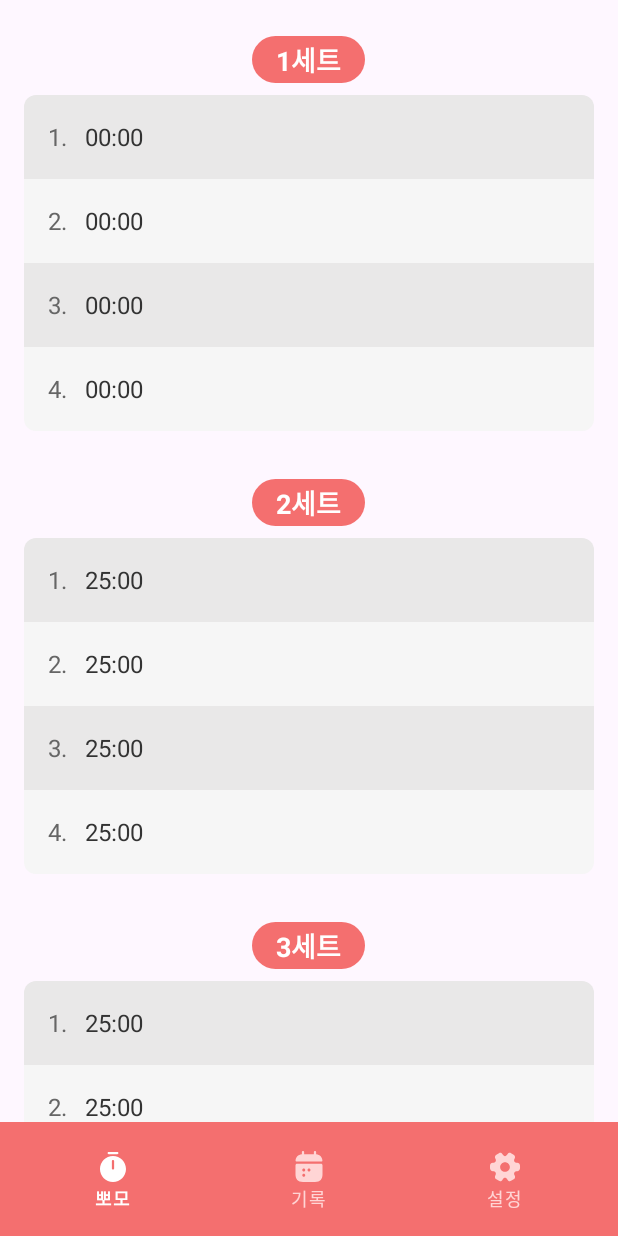
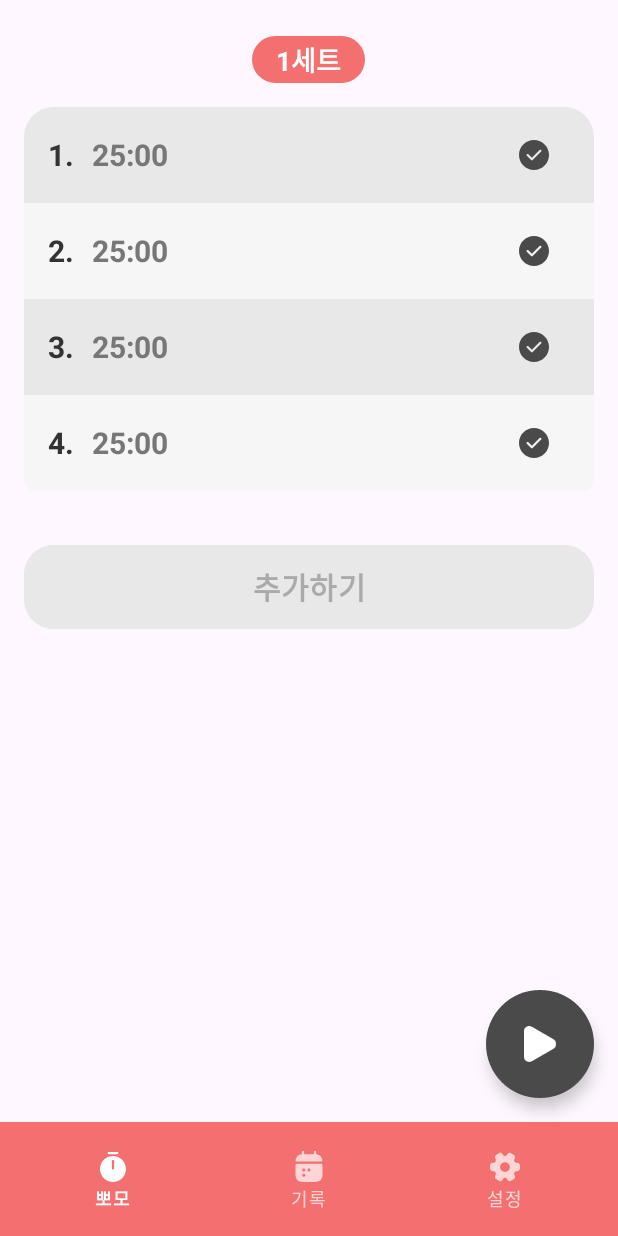
Before and after one commit to Haneol/pomodoro-app, an Android app: the screen it shows after launch (MainActivity), on a phone screen of 412 x 824 dp. Run offline under Robolectric (Android 15) with nearby library versions, the phone set to English and light mode, and no system bars; our stand-ins replace navigation-ui.

Commit message:
[feature/timer] feat: 기본 UI 및 어댑터 구현

```diff
--- a/app/src/main/java/com/example/pomodoro/adapter/TimerItemAdapter.kt
+++ b/app/src/main/java/com/example/pomodoro/adapter/TimerItemAdapter.kt
@@ -10,6 +10,7 @@ import android.view.ViewGroup
 import android.view.ViewOutlineProvider
 import androidx.cardview.widget.CardView
 import androidx.recyclerview.widget.RecyclerView
+import com.example.pomodoro.R
 import com.example.pomodoro.data.TimerItem
 import com.example.pomodoro.databinding.ItemTimerBinding
 import com.google.android.material.shape.ShapeAppearanceModel
@@ -30,8 +31,8 @@ class TimerItemAdapter : RecyclerView.Adapter<TimerItemAdapter.ItemViewHolder>()
         val item = items[position]
         holder.binding.apply {
             root.shapeAppearanceModel = ShapeAppearanceModel.builder()
-                .setTopLeftCornerSize(if (position == 0) 8f.dpToPx() else 0f)
-                .setTopRightCornerSize(if (position == 0) 8f.dpToPx() else 0f)
+                .setTopLeftCornerSize(if (position == 0) 20f.dpToPx() else 0f)
+                .setTopRightCornerSize(if (position == 0) 20f.dpToPx() else 0f)
                 .setBottomLeftCornerSize(if (position == items.lastIndex) 8f.dpToPx() else 0f)
                 .setBottomRightCornerSize(if (position == items.lastIndex) 8f.dpToPx() else 0f)
                 .build()
@@ -45,10 +46,12 @@ class TimerItemAdapter : RecyclerView.Adapter<TimerItemAdapter.ItemViewHolder>()
                 }
             )
 
-            tvPosition.setTextColor(if (item.isActive) Color.WHITE else Color.parseColor("#666666"))
-            tvDuration.setTextColor(if (item.isActive) Color.WHITE else Color.parseColor("#333333"))
+            tvPosition.setTextColor(if (item.isActive) Color.WHITE else Color.parseColor("#333333"))
+            tvDuration.setTextColor(if (item.isActive) Color.WHITE else Color.parseColor("#777777"))
             tvPosition.text = "${item.position}."
             tvDuration.text = item.duration
+
+            iconArea.setImageResource(R.drawable.ic_check)
         }
     }
 
--- a/app/src/main/java/com/example/pomodoro/adapter/TimerSetAdapter.kt
+++ b/app/src/main/java/com/example/pomodoro/adapter/TimerSetAdapter.kt
@@ -5,21 +5,46 @@ import android.view.ViewGroup
 import androidx.recyclerview.widget.LinearLayoutManager
 import androidx.recyclerview.widget.RecyclerView
 import com.example.pomodoro.data.TimerSet
+import com.example.pomodoro.databinding.ItemAddButtonBinding
 import com.example.pomodoro.databinding.ItemTimerSetBinding
 
-class TimerSetAdapter : RecyclerView.Adapter<TimerSetAdapter.SetViewHolder>() {
-    private var sets = listOf<TimerSet>()
+class TimerSetAdapter(
+    private val onAddButtonClick: () -> Unit
+) : RecyclerView.Adapter<RecyclerView.ViewHolder>() {
+    private var sets = mutableListOf<TimerSet>()
+
+    companion object {
+        private const val TYPE_SET = 0
+        private const val TYPE_ADD_BUTTON = 1
+    }
 
     class SetViewHolder(val binding: ItemTimerSetBinding) : RecyclerView.ViewHolder(binding.root)
+    class AddButtonViewHolder(val binding: ItemAddButtonBinding) : RecyclerView.ViewHolder(binding.root)
 
-    override fun onCreateViewHolder(parent: ViewGroup, viewType: Int): SetViewHolder {
+    override fun getItemViewType(position: Int): Int {
+        return if (position == itemCount - 1) TYPE_ADD_BUTTON else TYPE_SET
+    }
+
+    override fun onCreateViewHolder(parent: ViewGroup, viewType: Int): RecyclerView.ViewHolder {
+        return when (viewType) {
+            TYPE_SET -> {
                 val binding = ItemTimerSetBinding.inflate(
                     LayoutInflater.from(parent.context), parent, false
                 )
-        return SetViewHolder(binding)
+                SetViewHolder(binding)
+            }
+            else -> {
+                val binding = ItemAddButtonBinding.inflate(
+                    LayoutInflater.from(parent.context), parent, false
+                )
+                AddButtonViewHolder(binding)
+            }
+        }
     }
 
-    override fun onBindViewHolder(holder: SetViewHolder, position: Int) {
+    override fun onBindViewHolder(holder: RecyclerView.ViewHolder, position: Int) {
+        when (holder) {
+            is SetViewHolder -> {
                 val set = sets[position]
                 holder.binding.apply {
                     tvSetNumber.text = "${set.setNumber}세트"
@@ -31,11 +56,24 @@ class TimerSetAdapter : RecyclerView.Adapter<TimerSetAdapter.SetViewHolder>() {
                     }
                 }
             }
+            is AddButtonViewHolder -> {
+                holder.binding.btnAddSet.setOnClickListener {
+                    // 여기에 추가 버튼 클릭 시 동작 구현
+                    onAddButtonClick()
+                }
+            }
+        }
+    }
 
-    override fun getItemCount() = sets.size
+    override fun getItemCount() = sets.size + 1  // 세트 개수 + 추가 버튼
 
     fun submitList(newSets: List<TimerSet>) {
-        sets = newSets
+        sets = newSets.toMutableList()
         notifyDataSetChanged()
     }
+
+    fun addSet(newSet: TimerSet) {
+        sets.add(newSet)
+        notifyItemInserted(sets.size - 1)
     }
+}
--- a/app/src/main/java/com/example/pomodoro/main/home/HomeFragment.kt
+++ b/app/src/main/java/com/example/pomodoro/main/home/HomeFragment.kt
@@ -14,6 +14,7 @@ import com.example.pomodoro.databinding.FragmentHomeBinding
 class HomeFragment : Fragment() {
     private var _binding: FragmentHomeBinding? = null
     private val binding get() = _binding!!
+    private lateinit var timerSetAdapter: TimerSetAdapter
 
     override fun onCreateView(
         inflater: LayoutInflater,
@@ -39,18 +40,32 @@ class HomeFragment : Fragment() {
 
 
     private fun setupRecyclerView() {
+        timerSetAdapter = TimerSetAdapter(
+            onAddButtonClick = {
+                // 현재 세트 개수를 기반으로 새로운 세트 번호 생성
+                val nextSetNumber = (timerSetAdapter.itemCount)
+
+                // 새로운 TimerSet 생성
+                val newSet = TimerSet(
+                    setNumber = nextSetNumber,
+                    timerItems = List(4) { TimerItem(it + 1, "25:00") }
+                )
+
+                // 어댑터에 새로운 세트 추가
+                timerSetAdapter.addSet(newSet)
+            }
+        )
+
         binding.rvTimerSets.apply {
             layoutManager = LinearLayoutManager(requireContext())
-            adapter = TimerSetAdapter().apply {
+            adapter = timerSetAdapter.apply {
                 submitList(createSampleData())
             }
         }
     }
 
     private fun createSampleData() = listOf(
-        TimerSet(1, List(4) { TimerItem(it + 1, "00:00") }),
-        TimerSet(2, List(4) { TimerItem(it + 1, "25:00") }),
-        TimerSet(3, List(4) { TimerItem(it + 1, "25:00") })
+        TimerSet(1, List(4) { TimerItem(it + 1, "25:00") }),
     )
 
     override fun onDestroyView() {
--- a/app/src/main/java/com/example/pomodoro/main/track/TrackFragment.kt
+++ b/app/src/main/java/com/example/pomodoro/main/track/TrackFragment.kt
@@ -17,6 +17,7 @@ import com.example.pomodoro.handler.PermissionCallback
 import com.example.pomodoro.handler.TimerPermissionHandler
 import com.example.pomodoro.service.TimerService
 import com.example.pomodoro.service.TimerState
+import java.util.Locale
 
 class TrackFragment : Fragment(), PermissionCallback {
     private var _binding: FragmentTrackBinding? = null
@@ -132,7 +133,7 @@ class TrackFragment : Fragment(), PermissionCallback {
     private fun updateTimerDisplay(timeLeftInMillis: Long) {
         val minutes = (timeLeftInMillis / 1000) / 60
         val seconds = (timeLeftInMillis / 1000) % 60
-        binding.textView2.text = String.format("%02d:%02d", minutes, seconds)
+        binding.textView2.text = String.format(Locale.ROOT, "%02d:%02d", minutes, seconds)
     }
 
     private fun updateTimerState(state: TimerState) {
--- a/app/src/main/res/layout/fragment_home.xml
+++ b/app/src/main/res/layout/fragment_home.xml
@@ -1,5 +1,6 @@
 <?xml version="1.0" encoding="utf-8"?>
-<LinearLayout xmlns:android="http://schemas.android.com/apk/res/android"
+<androidx.constraintlayout.widget.ConstraintLayout xmlns:android="http://schemas.android.com/apk/res/android"
+    xmlns:app="http://schemas.android.com/apk/res-auto"
     xmlns:tools="http://schemas.android.com/tools"
     android:layout_width="match_parent"
     android:layout_height="match_parent"
@@ -9,9 +10,24 @@
     <androidx.recyclerview.widget.RecyclerView
         android:id="@+id/rvTimerSets"
         android:layout_width="match_parent"
-        android:layout_height="wrap_content"
+        android:layout_height="match_parent"
         android:clipToPadding="false"
         android:paddingTop="8dp"
         android:paddingBottom="8dp" />
 
-</LinearLayout>
+    <com.google.android.material.floatingactionbutton.FloatingActionButton
+        android:id="@+id/fab"
+        android:layout_width="wrap_content"
+        android:layout_height="wrap_content"
+        android:layout_margin="16dp"
+        android:contentDescription="타이머 시작"
+        android:src="@drawable/ic_play"
+        app:backgroundTint="#4A4A4A"
+        app:fabCustomSize="72dp"
+        app:layout_constraintBottom_toBottomOf="parent"
+        app:layout_constraintEnd_toEndOf="parent"
+        app:maxImageSize="24dp"
+        app:shapeAppearanceOverlay="@style/ShapeAppearance.Material3.Corner.Full"
+        app:tint="@android:color/white" />
+
+</androidx.constraintlayout.widget.ConstraintLayout>
--- /dev/null
+++ b/app/src/main/res/layout/item_add_button.xml
@@ -0,0 +1,19 @@
+<?xml version="1.0" encoding="utf-8"?>
+<FrameLayout xmlns:android="http://schemas.android.com/apk/res/android"
+    xmlns:app="http://schemas.android.com/apk/res-auto"
+    android:layout_width="match_parent"
+    android:layout_height="wrap_content"
+    android:padding="16dp">
+
+    <Button
+        android:id="@+id/btnAddSet"
+        android:layout_width="match_parent"
+        android:layout_height="64dp"
+        android:backgroundTint="#E9E8E8"
+        android:text="추가하기"
+        android:textColor="#AAAAAA"
+        android:textSize="20sp"
+        android:textStyle="bold"
+        app:cornerRadius="20dp" />
+
+</FrameLayout>
--- a/app/src/main/res/layout/item_timer.xml
+++ b/app/src/main/res/layout/item_timer.xml
@@ -8,7 +8,7 @@
 
     <LinearLayout
         android:layout_width="match_parent"
-        android:layout_height="56dp"
+        android:layout_height="64dp"
         android:gravity="center_vertical"
         android:orientation="horizontal"
         android:paddingHorizontal="16dp">
@@ -17,15 +17,25 @@
             android:id="@+id/tvPosition"
             android:layout_width="wrap_content"
             android:layout_height="wrap_content"
-            android:textSize="16sp"
-            android:layout_marginEnd="12dp" />
+            android:layout_marginEnd="12dp"
+            android:textSize="20sp"
+            android:textStyle="bold" />
 
         <TextView
             android:id="@+id/tvDuration"
             android:layout_width="0dp"
             android:layout_height="wrap_content"
             android:layout_weight="1"
-            android:textSize="16sp" />
+            android:textSize="20sp"
+            android:textStyle="bold" />
+
+        <ImageView
+            android:id="@+id/iconArea"
+            android:layout_width="wrap_content"
+            android:layout_height="wrap_content"
+            android:layout_marginEnd="12dp"
+            android:textSize="20sp"
+            android:textStyle="bold" />
 
     </LinearLayout>
 </com.google.android.material.card.MaterialCardView>
--- a/app/src/main/res/layout/item_timer_set.xml
+++ b/app/src/main/res/layout/item_timer_set.xml
@@ -10,7 +10,7 @@
         android:layout_width="wrap_content"
         android:layout_height="wrap_content"
         android:layout_gravity="center"
-        android:layout_marginBottom="8dp"
+        android:layout_marginBottom="16dp"
         android:background="@drawable/shape_background"
         android:paddingHorizontal="16dp"
         android:paddingVertical="2dp"
```
Lines whose indentation alone changed are shown as unchanged.
